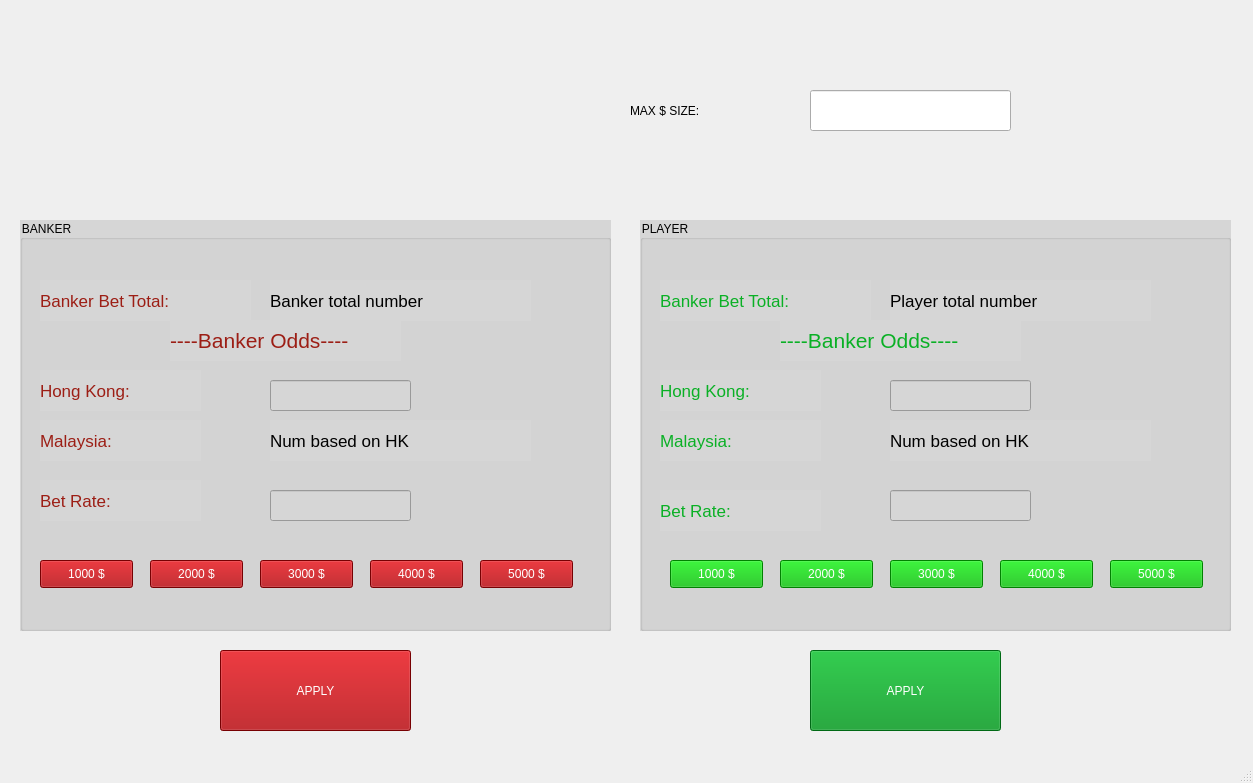
Old version of the form MainForm.ui in the repository AlexanderSlokov/CalculationProject.
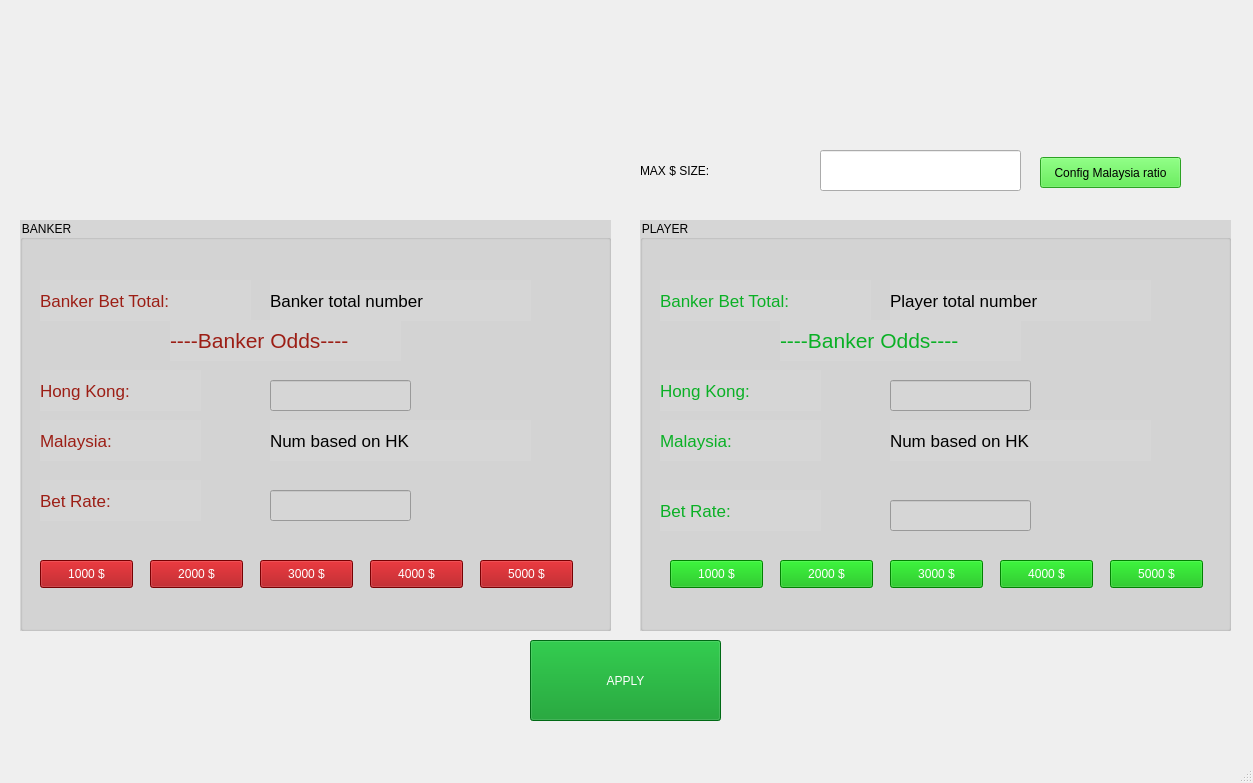
New version of the form. Icons and pictures are not drawn.

Commit message: 9/7 stage 4 max money worked

Patch:
```diff
--- a/MainForm.ui
+++ b/MainForm.ui
@@ -17,8 +17,8 @@
    <widget class="QLabel" name="label_20">
     <property name="geometry">
      <rect>
-      <x>630</x>
-      <y>80</y>
+      <x>640</x>
+      <y>140</y>
       <width>201</width>
       <height>61</height>
      </rect>
@@ -30,27 +30,6 @@
      <string>MAX $ SIZE:</string>
     </property>
    </widget>
-   <widget class="QPushButton" name="banker_apply_pushButton">
-    <property name="geometry">
-     <rect>
-      <x>220</x>
-      <y>650</y>
-      <width>191</width>
-      <height>81</height>
-     </rect>
-    </property>
-    <property name="autoFillBackground">
-     <bool>false</bool>
-    </property>
-    <property name="styleSheet">
-     <string notr="true">background-color: rgb(166, 0, 3);
-font: 16pt &quot;MS Shell Dlg 2&quot;;
-color: rgb(255, 255, 255);</string>
-    </property>
-    <property name="text">
-     <string>APPLY</string>
-    </property>
-   </widget>
    <widget class="QGroupBox" name="banker_groupBox">
     <property name="geometry">
      <rect>
@@ -342,8 +321,8 @@
    <widget class="QPushButton" name="player_apply_pushButton">
     <property name="geometry">
      <rect>
-      <x>810</x>
-      <y>650</y>
+      <x>530</x>
+      <y>640</y>
       <width>191</width>
       <height>81</height>
      </rect>
@@ -530,7 +509,7 @@
      <property name="geometry">
       <rect>
        <x>250</x>
-       <y>270</y>
+       <y>280</y>
        <width>141</width>
        <height>31</height>
       </rect>
@@ -664,13 +643,29 @@
    <widget class="QLineEdit" name="lineEdit">
     <property name="geometry">
      <rect>
-      <x>810</x>
-      <y>90</y>
+      <x>820</x>
+      <y>150</y>
       <width>201</width>
       <height>41</height>
      </rect>
     </property>
    </widget>
+   <widget class="QPushButton" name="fix_malay_ratio_pushButton">
+    <property name="geometry">
+     <rect>
+      <x>1040</x>
+      <y>157</y>
+      <width>141</width>
+      <height>31</height>
+     </rect>
+    </property>
+    <property name="styleSheet">
+     <string notr="true">background-color: rgb(61, 227, 49);</string>
+    </property>
+    <property name="text">
+     <string>Config Malaysia ratio</string>
+    </property>
+   </widget>
   </widget>
   <widget class="QMenuBar" name="menubar">
    <property name="geometry">
```
The commit also changes 2 other files.
